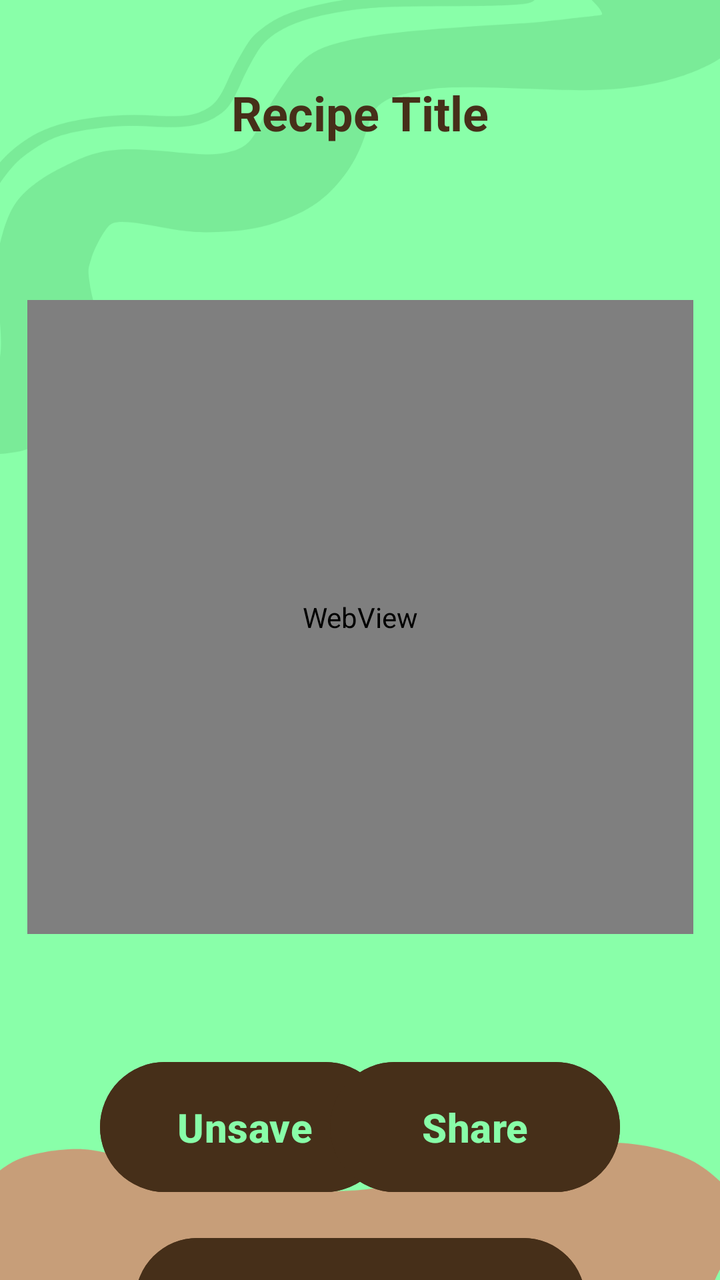
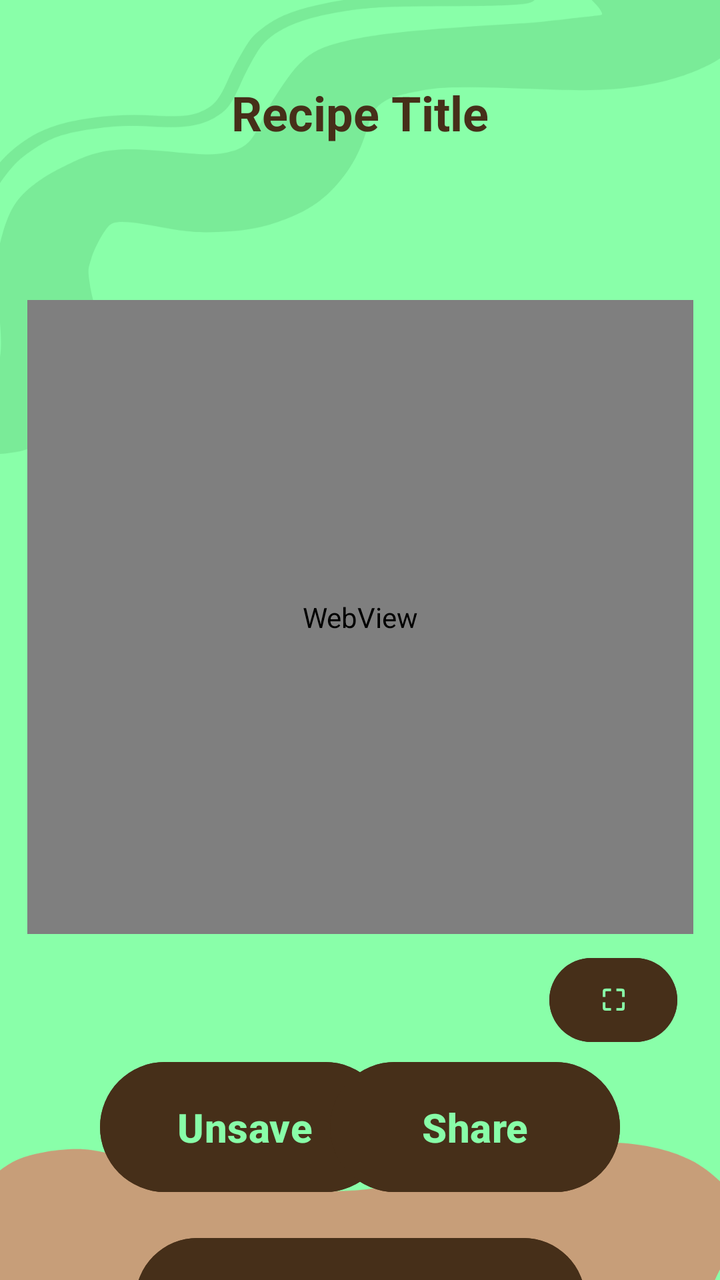

Compare the two renders of this Android layout. The source of the first and the diff that turns it into the second are given below.
<!-- AndroidManifest.xml: application theme Theme.PanTree -->
<!-- res/layout/activity_view_saved_recipe.xml -->
<?xml version="1.0" encoding="utf-8"?>
<androidx.constraintlayout.widget.ConstraintLayout xmlns:android="http://schemas.android.com/apk/res/android"
    xmlns:app="http://schemas.android.com/apk/res-auto"
    xmlns:tools="http://schemas.android.com/tools"
    android:id="@+id/main"
    android:layout_width="match_parent"
    android:layout_height="match_parent"
    android:background="@drawable/secondbg"
    tools:context=".ViewSavedRecipeActivity">

    <WebView
        android:id="@+id/savedRecipeWebView"
        android:layout_width="333dp"
        android:layout_height="317dp"
        android:layout_marginTop="15dp"
        app:layout_constraintEnd_toEndOf="parent"
        app:layout_constraintHorizontal_weight="1"
        app:layout_constraintStart_toStartOf="parent"
        app:layout_constraintTop_toBottomOf="@+id/savedRecipeTitleText"
        app:layout_constraintVertical_weight="1">

    </WebView>

    <TextView
        android:id="@+id/savedRecipeTitleText"
        android:layout_width="316dp"
        android:layout_height="95dp"
        android:layout_marginTop="40dp"
        android:text="Recipe Title"
        android:textAlignment="center"
        android:textColor="@color/ic_launcher_background"
        android:textSize="24sp"
        android:textStyle="bold"
        app:layout_constraintEnd_toEndOf="parent"
        app:layout_constraintStart_toStartOf="parent"
        app:layout_constraintTop_toTopOf="parent" />

    <Button
        android:id="@+id/unsaveBtn"
        android:layout_width="145dp"
        android:layout_height="73dp"
        android:layout_marginStart="50dp"
        android:layout_marginTop="60dp"
        android:backgroundTint="@color/ic_launcher_background"
        android:text="Unsave"
        android:textColor="#88FDA8"
        android:textSize="20sp"
        android:textStyle="bold"
        app:layout_constraintStart_toStartOf="parent"
        app:layout_constraintTop_toBottomOf="@+id/savedRecipeWebView" />

    <Button
        android:id="@+id/savedShareBtn"
        android:layout_width="145dp"
        android:layout_height="73dp"
        android:layout_marginTop="60dp"
        android:layout_marginEnd="50dp"
        android:backgroundTint="@color/ic_launcher_background"
        android:text="Share"
        android:textColor="#88FDA8"
        android:textSize="20sp"
        android:textStyle="bold"
        app:layout_constraintEnd_toEndOf="parent"
        app:layout_constraintTop_toBottomOf="@+id/savedRecipeWebView" />

    <Button
        android:id="@+id/editBtn"
        android:layout_width="225dp"
        android:layout_height="70dp"
        android:layout_marginTop="148dp"
        android:backgroundTint="@color/ic_launcher_background"
        android:text="View in Text/ Edit"
        android:textColor="#88FDA8"
        android:textSize="20sp"
        android:textStyle="bold"
        app:layout_constraintEnd_toEndOf="parent"
        app:layout_constraintStart_toStartOf="parent"
        app:layout_constraintTop_toBottomOf="@+id/savedRecipeWebView" />

</androidx.constraintlayout.widget.ConstraintLayout>
<!-- resources referenced by this layout -->
<resources>
  <color name="ic_launcher_background">#462F19</color>
  <!-- drawable secondbg: png bitmap (drawable, 38623 bytes) -->
  <style name="Theme.PanTree" parent="Base.Theme.PanTree" />
  <style name="Base.Theme.PanTree" parent="Theme.Material3.DayNight.NoActionBar">
          
          
      </style>
</resources>

<!-- the commit's change to res/layout/activity_view_saved_recipe.xml (unified diff, before → after) -->
@@ -77,4 +77,30 @@
         app:layout_constraintStart_toStartOf="parent"
         app:layout_constraintTop_toBottomOf="@+id/savedRecipeWebView" />
 
+    <Button
+        android:id="@+id/maximizeBtn"
+        android:layout_width="64dp"
+        android:layout_height="50dp"
+        android:layout_margin="8dp"
+        android:backgroundTint="@color/ic_launcher_background"
+        android:text="⛶"
+        android:textColor="#88FDA8"
+        android:textStyle="bold"
+        app:layout_constraintEnd_toEndOf="@id/savedRecipeWebView"
+        app:layout_constraintTop_toBottomOf="@id/savedRecipeWebView" />
+
+    <Button
+        android:id="@+id/minimizeBtn"
+        android:layout_width="60dp"
+        android:layout_height="48dp"
+        android:layout_margin="8dp"
+        android:backgroundTint="@color/ic_launcher_background"
+        android:text="-"
+        android:textColor="#88FDA8"
+        android:textSize="34sp"
+        android:textStyle="bold"
+        android:visibility="gone"
+        app:layout_constraintBottom_toBottomOf="parent"
+        app:layout_constraintEnd_toEndOf="parent" />
+
 </androidx.constraintlayout.widget.ConstraintLayout>
